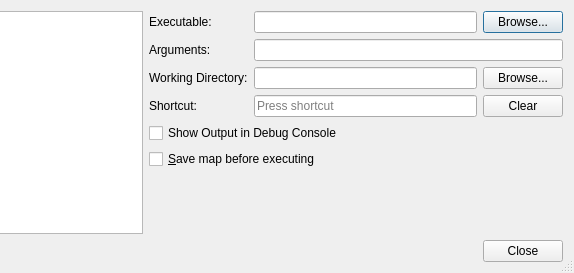
This is src/tiled/commanddialog.ui in mapeditor/tiled as Qt 5 draws it before an edit; both pictures show x 283 to 857 and y 0 to 273 of the 857 by 273 pixel window. The edited form follows.
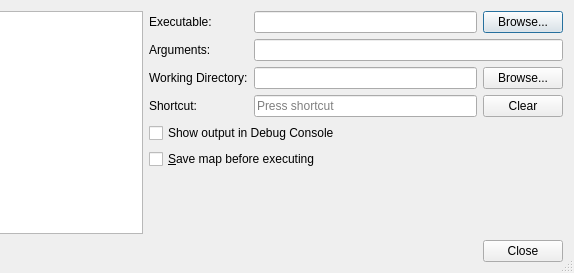
This is the edited form. Custom widgets are drawn as their Qt base class.

The edit to the form file:
```diff
--- a/src/tiled/commanddialog.ui
+++ b/src/tiled/commanddialog.ui
@@ -154,7 +154,7 @@
      <item row="4" column="0" colspan="3">
       <widget class="QCheckBox" name="outputBox">
        <property name="text">
-        <string>Show Output in Debug Console</string>
+        <string>Show output in Debug Console</string>
        </property>
       </widget>
      </item>
```
